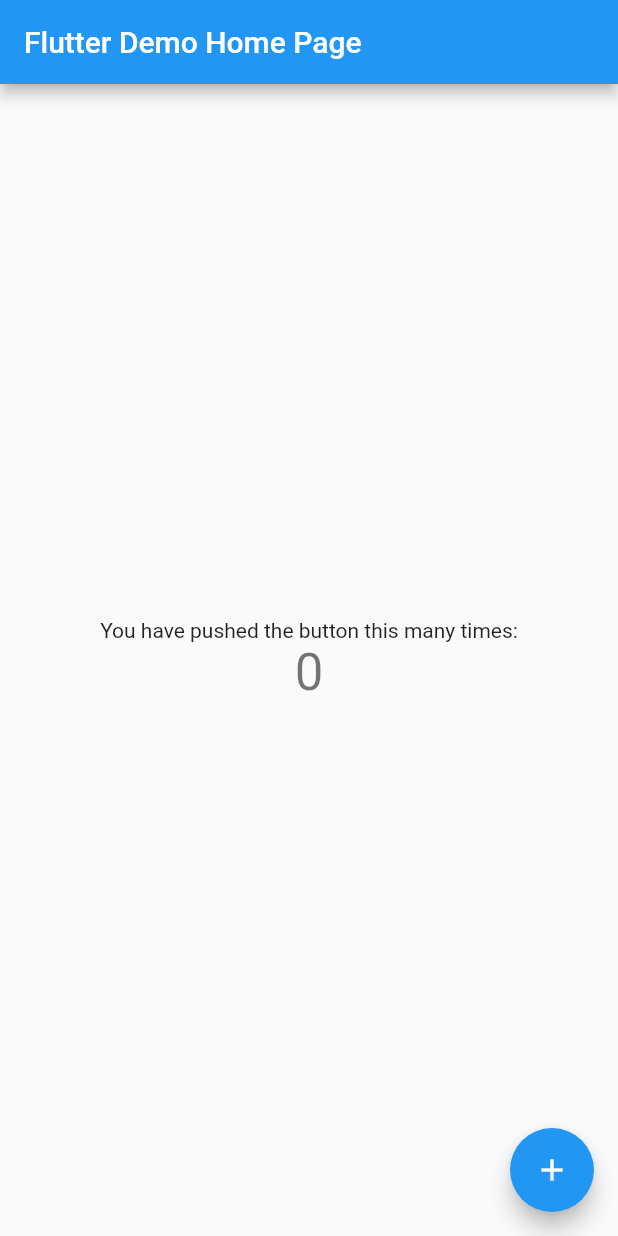
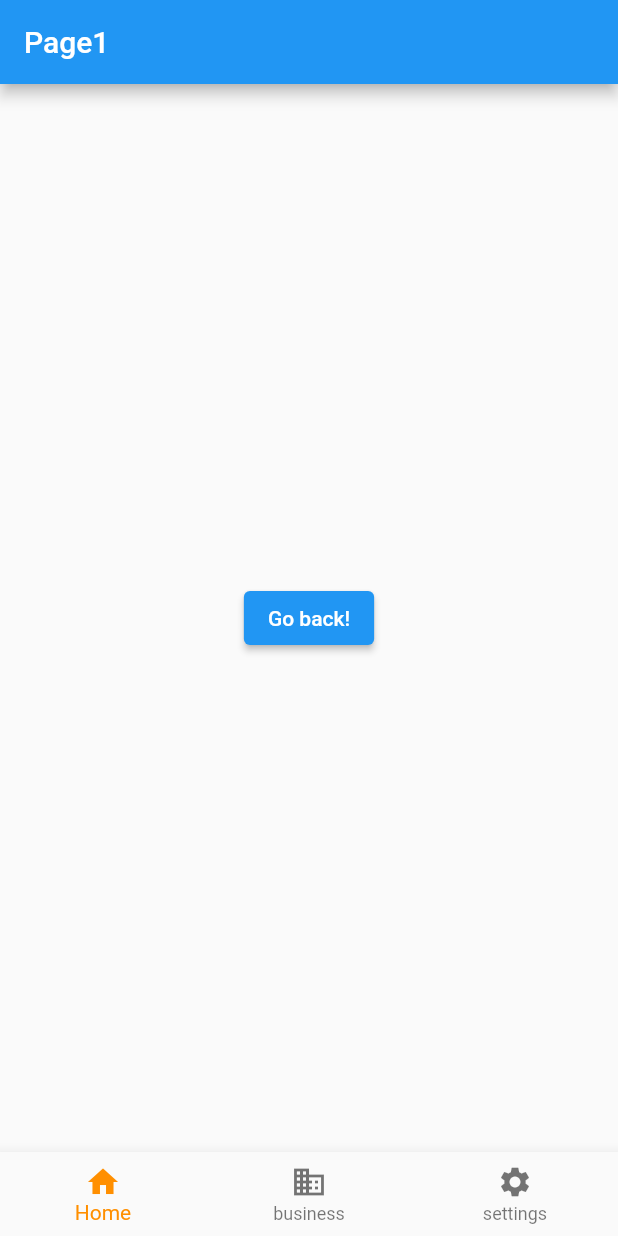
Before and after one commit to EnverUsta/Guidance, a Flutter app: the screen it shows after launch, on a phone screen of 412 x 824 dp. Run offline on Flutter 3.47's test engine with Material 2 defaults, Android fonts, the phone set to English and light mode, and no system bars.

Commit message:
navbar file system ready
navbar file is system is ready, user can navigate between pages, only ui is left

```diff
--- a/lib/main.dart
+++ b/lib/main.dart
@@ -1,4 +1,5 @@
 import 'package:flutter/material.dart';
+import 'package:guidance/src/screens/home.dart';
 
 void main() {
   runApp(const MyApp());
@@ -10,94 +11,9 @@ class MyApp extends StatelessWidget {
   // This widget is the root of your application.
   @override
   Widget build(BuildContext context) {
-    return MaterialApp(
-      title: 'Flutter Demo',
-      home: const MyHomePage(title: 'Flutter Demo Home Page'),
+    return const MaterialApp(
+      title: 'HomeScreen',
+      home: HomeScreen(),
     );
   }
 }
-
-class MyHomePage extends StatefulWidget {
-  const MyHomePage({Key? key, required this.title}) : super(key: key);
-
-  // This widget is the home page of your application. It is stateful, meaning
-  // that it has a State object (defined below) that contains fields that affect
-  // how it looks.
-
-  // This class is the configuration for the state. It holds the values (in this
-  // case the title) provided by the parent (in this case the App widget) and
-  // used by the build method of the State. Fields in a Widget subclass are
-  // always marked "final".
-
-  final String title;
-
-  @override
-  State<MyHomePage> createState() => _MyHomePageState();
-}
-
-class _MyHomePageState extends State<MyHomePage> {
-  int _counter = 0;
-
-  void _incrementCounter() {
-    setState(() {
-      // This call to setState tells the Flutter framework that something has
-      // changed in this State, which causes it to rerun the build method below
-      // so that the display can reflect the updated values. If we changed
-      // _counter without calling setState(), then the build method would not be
-      // called again, and so nothing would appear to happen.
-      _counter++;
-    });
-  }
-
-  @override
-  Widget build(BuildContext context) {
-    // This method is rerun every time setState is called, for instance as done
-    // by the _incrementCounter method above.
-    //
-    // The Flutter framework has been optimized to make rerunning build methods
-    // fast, so that you can just rebuild anything that needs updating rather
-    // than having to individually change instances of widgets.
-    return Scaffold(
-      appBar: AppBar(
-        // Here we take the value from the MyHomePage object that was created by
-        // the App.build method, and use it to set our appbar title.
-        title: Text(widget.title),
-      ),
-      body: Center(
-        // Center is a layout widget. It takes a single child and positions it
-        // in the middle of the parent.
-        child: Column(
-          // Column is also a layout widget. It takes a list of children and
-          // arranges them vertically. By default, it sizes itself to fit its
-          // children horizontally, and tries to be as tall as its parent.
-          //
-          // Invoke "debug painting" (press "p" in the console, choose the
-          // "Toggle Debug Paint" action from the Flutter Inspector in Android
-          // Studio, or the "Toggle Debug Paint" command in Visual Studio Code)
-          // to see the wireframe for each widget.
-          //
-          // Column has various properties to control how it sizes itself and
-          // how it positions its children. Here we use mainAxisAlignment to
-          // center the children vertically; the main axis here is the vertical
-          // axis because Columns are vertical (the cross axis would be
-          // horizontal).
-          mainAxisAlignment: MainAxisAlignment.center,
-          children: <Widget>[
-            const Text(
-              'You have pushed the button this many times:',
-            ),
-            Text(
-              '$_counter',
-              style: Theme.of(context).textTheme.headline4,
-            ),
-          ],
-        ),
-      ),
-      floatingActionButton: FloatingActionButton(
-        onPressed: _incrementCounter,
-        tooltip: 'Increment',
-        child: const Icon(Icons.add),
-      ), // This trailing comma makes auto-formatting nicer for build methods.
-    );
-  }
-}
--- /dev/null
+++ b/lib/src/screens/first.dart
@@ -0,0 +1,22 @@
+import 'package:flutter/material.dart';
+
+class FirstPage extends StatelessWidget {
+  const FirstPage({Key? key}) : super(key: key);
+
+  @override
+  Widget build(BuildContext context) {
+    return Scaffold(
+      appBar: AppBar(
+        title: const Text('Page1'),
+      ),
+      body: Center(
+        child: ElevatedButton(
+          onPressed: () {
+            // Navigate back to first route when tapped.
+          },
+          child: const Text('Go back!'),
+        ),
+      ),
+    );
+  }
+}
--- /dev/null
+++ b/lib/src/screens/home.dart
@@ -0,0 +1,31 @@
+import 'package:flutter/material.dart';
+import 'package:guidance/src/screens/first.dart';
+import 'package:guidance/src/screens/second.dart';
+import 'package:guidance/src/screens/third.dart';
+import 'package:guidance/src/widgets/navbar_guide.dart';
+
+class HomeScreen extends StatefulWidget {
+  const HomeScreen({Key? key}) : super(key: key);
+
+  @override
+  _HomeScreenState createState() => _HomeScreenState();
+}
+
+class _HomeScreenState extends State<HomeScreen> {
+  PageController pageController = PageController();
+
+  @override
+  Widget build(BuildContext context) {
+    return Scaffold(
+      body: PageView(
+        controller: pageController,
+        children: const [
+          FirstPage(),
+          SecondPage(),
+          ThirdPage(),
+        ],
+      ),
+      bottomNavigationBar: NavbarGuide(pageController: pageController),
+    );
+  }
+}
--- a/lib/src/widgets/navbar_guide.dart
+++ b/lib/src/widgets/navbar_guide.dart
@@ -1 +1,45 @@
 //navbar for guide
+import 'package:flutter/material.dart';
+
+class NavbarGuide extends StatefulWidget {
+  final PageController pageController;
+
+  const NavbarGuide({Key? key, required this.pageController}) : super(key: key);
+
+  @override
+  _NavbarGuideState createState() => _NavbarGuideState();
+}
+
+class _NavbarGuideState extends State<NavbarGuide> {
+  int _selectedIndex = 0;
+
+  void _onItemTapped(int index) {
+    setState(() {
+      _selectedIndex = index;
+    });
+    widget.pageController.jumpToPage(index);
+  }
+
+  @override
+  Widget build(BuildContext context) {
+    return BottomNavigationBar(
+      items: const <BottomNavigationBarItem>[
+        BottomNavigationBarItem(
+          icon: Icon(Icons.home),
+          label: 'Home',
+        ),
+        BottomNavigationBarItem(
+          icon: Icon(Icons.business),
+          label: 'business',
+        ),
+        BottomNavigationBarItem(
+          icon: Icon(Icons.settings),
+          label: 'settings',
+        ),
+      ],
+      currentIndex: _selectedIndex,
+      selectedItemColor: Colors.amber[800],
+      onTap: _onItemTapped,
+    );
+  }
+}
```
Also changed, not shown: lib/src/screens/second.dart (added, +22 -0 lines), lib/src/screens/third.dart (added, +22 -0 lines).
